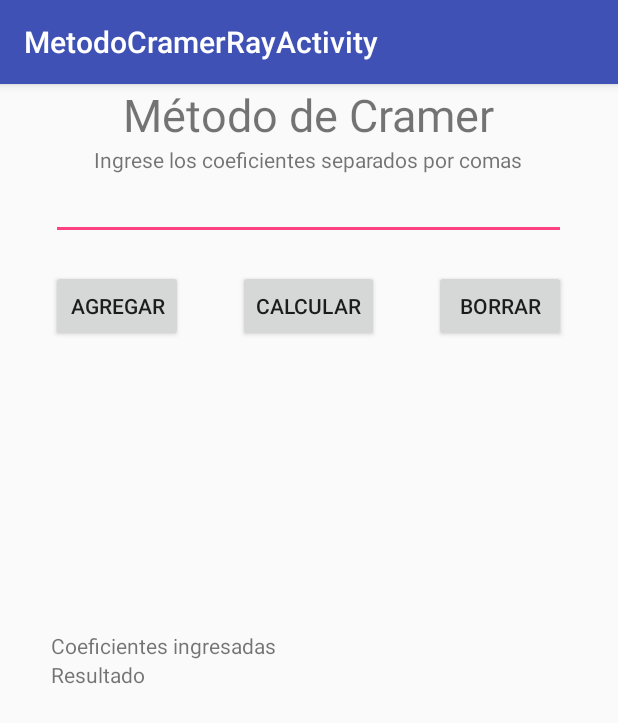
After one commit to Rayoco1997/Metnumapp, an Android app: the MetodoCramerRay screen opened directly, with no data from a screen before it, on a phone screen of 412 x 824 dp. The commit adds this screen. Shown: the top 723 px of the screen. Run offline under Robolectric (Android 15) with nearby library versions, the phone set to English and light mode, and no system bars.

Commit message:
Agregado método de cramer.

```diff
--- a/app/build.gradle
+++ b/app/build.gradle
@@ -22,6 +22,7 @@ dependencies {
     implementation fileTree(dir: 'libs', include: ['*.jar'])
     implementation 'com.android.support:appcompat-v7:26.1.0'
     implementation 'com.android.support.constraint:constraint-layout:1.0.2'
+    implementation 'com.android.support:design:26.1.0'
     testImplementation 'junit:junit:4.12'
     androidTestImplementation 'com.android.support.test:runner:1.0.1'
     androidTestImplementation 'com.android.support.test.espresso:espresso-core:3.0.1'
--- a/app/src/main/AndroidManifest.xml
+++ b/app/src/main/AndroidManifest.xml
@@ -9,7 +9,7 @@
         android:roundIcon="@mipmap/ic_launcher_round"
         android:supportsRtl="true"
         android:theme="@style/AppTheme">
-        <activity android:name=".MainActivity"/>
+        <activity android:name=".MainActivity" />
         <activity android:name=".Splash">
             <intent-filter>
                 <action android:name="android.intent.action.MAIN" />
@@ -17,6 +17,10 @@
                 <category android:name="android.intent.category.LAUNCHER" />
             </intent-filter>
         </activity>
+        <activity
+            android:name=".MetodoCramerRay"
+            android:label="@string/title_activity_metodo_cramer_ray"
+            android:theme="@style/AppTheme.NoActionBar"></activity>
     </application>
 
 </manifest>
--- a/app/src/main/java/mx/rrc/metnumapp/MainActivity.java
+++ b/app/src/main/java/mx/rrc/metnumapp/MainActivity.java
@@ -1,5 +1,6 @@
 package mx.rrc.metnumapp;
 
+import android.content.Intent;
 import android.support.v7.app.AppCompatActivity;
 import android.os.Bundle;
 import android.view.View;
@@ -8,6 +9,7 @@ import android.widget.ImageView;
 public class MainActivity extends AppCompatActivity {
 //Probando el primer commit
     ImageView metodo1rodrigo;
+    ImageView metodoCramerRay;
 
     @Override
     protected void onCreate(Bundle savedInstanceState) {
@@ -34,4 +36,8 @@ public class MainActivity extends AppCompatActivity {
 
 
     }
+    public void intentCramer(View view){
+        Intent intent = new Intent(this, MetodoCramerRay.class);
+        startActivity(intent);
+    }
 }
--- /dev/null
+++ b/app/src/main/res/layout/activity_metodo_cramer_ray.xml
@@ -0,0 +1,25 @@
+<?xml version="1.0" encoding="utf-8"?>
+<android.support.design.widget.CoordinatorLayout xmlns:android="http://schemas.android.com/apk/res/android"
+    xmlns:app="http://schemas.android.com/apk/res-auto"
+    xmlns:tools="http://schemas.android.com/tools"
+    android:layout_width="match_parent"
+    android:layout_height="match_parent"
+    tools:context="mx.rrc.metnumapp.MetodoCramerRay">
+
+    <android.support.design.widget.AppBarLayout
+        android:layout_width="match_parent"
+        android:layout_height="wrap_content"
+        android:theme="@style/AppTheme.AppBarOverlay">
+
+        <android.support.v7.widget.Toolbar
+            android:id="@+id/toolbar"
+            android:layout_width="match_parent"
+            android:layout_height="?attr/actionBarSize"
+            android:background="?attr/colorPrimary"
+            app:popupTheme="@style/AppTheme.PopupOverlay" />
+
+    </android.support.design.widget.AppBarLayout>
+
+    <include layout="@layout/content_metodo_cramer_ray" />
+
+</android.support.design.widget.CoordinatorLayout>
--- /dev/null
+++ b/app/src/main/res/layout/content_metodo_cramer_ray.xml
@@ -0,0 +1,158 @@
+<?xml version="1.0" encoding="utf-8"?>
+<android.support.constraint.ConstraintLayout xmlns:android="http://schemas.android.com/apk/res/android"
+    xmlns:app="http://schemas.android.com/apk/res-auto"
+    xmlns:tools="http://schemas.android.com/tools"
+    android:layout_width="match_parent"
+    android:layout_height="match_parent"
+    app:layout_behavior="@string/appbar_scrolling_view_behavior"
+    tools:context="mx.rrc.metnumapp.MetodoCramerRay"
+    tools:showIn="@layout/activity_metodo_cramer_ray">
+
+    <RelativeLayout
+        android:layout_width="match_parent"
+        android:layout_height="match_parent"
+        tools:layout_editor_absoluteX="0dp"
+        tools:layout_editor_absoluteY="86dp">
+
+        <Button
+            android:id="@+id/Calcular"
+            android:layout_width="wrap_content"
+            android:layout_height="wrap_content"
+            android:layout_alignBaseline="@+id/Agregar"
+            android:layout_alignBottom="@+id/Agregar"
+            android:layout_centerHorizontal="true"
+            android:text="Calcular"
+            tools:layout_editor_absoluteX="145dp"
+            tools:layout_editor_absoluteY="140dp" />
+
+        <Button
+            android:id="@+id/Agregar"
+            android:layout_width="wrap_content"
+            android:layout_height="wrap_content"
+            android:layout_alignLeft="@+id/Faltantes"
+            android:layout_alignStart="@+id/Faltantes"
+            android:layout_below="@+id/Faltantes"
+            android:text="Agregar"
+            tools:layout_editor_absoluteX="16dp"
+            tools:layout_editor_absoluteY="140dp" />
+
+        <TextView
+            android:id="@+id/textView2"
+            android:layout_width="wrap_content"
+            android:layout_height="wrap_content"
+            android:layout_below="@+id/textView"
+            android:layout_centerHorizontal="true"
+            android:text="Ingrese los coeficientes separados por comas"
+            tools:layout_editor_absoluteX="16dp"
+            tools:layout_editor_absoluteY="61dp" />
+
+        <TextView
+            android:id="@+id/Faltantes"
+            android:layout_width="333dp"
+            android:layout_height="20dp"
+            android:layout_alignEnd="@+id/Valores"
+            android:layout_alignLeft="@+id/Valores"
+            android:layout_alignRight="@+id/Valores"
+            android:layout_alignStart="@+id/Valores"
+            android:layout_below="@+id/Valores"
+            tools:layout_editor_absoluteX="24dp"
+            tools:layout_editor_absoluteY="121dp" />
+
+        <EditText
+            android:id="@+id/Valores"
+            android:layout_width="343dp"
+            android:layout_height="44dp"
+            android:layout_below="@+id/textView2"
+            android:layout_centerHorizontal="true"
+            android:ems="10"
+            android:inputType="textPersonName"
+            tools:layout_editor_absoluteX="13dp"
+            tools:layout_editor_absoluteY="83dp" />
+
+        <Button
+            android:id="@+id/Borrar"
+            android:layout_width="wrap_content"
+            android:layout_height="wrap_content"
+            android:layout_alignBaseline="@+id/Calcular"
+            android:layout_alignBottom="@+id/Calcular"
+            android:layout_alignEnd="@+id/Valores"
+            android:layout_alignRight="@+id/Valores"
+            android:text="Borrar"
+            tools:layout_editor_absoluteX="280dp"
+            tools:layout_editor_absoluteY="140dp" />
+
+        <TextView
+            android:id="@+id/textView"
+            android:layout_width="wrap_content"
+            android:layout_height="wrap_content"
+            android:layout_alignParentTop="true"
+            android:layout_centerHorizontal="true"
+            android:text="Método de Cramer"
+            android:textSize="30sp"
+            tools:layout_editor_absoluteX="16dp"
+            tools:layout_editor_absoluteY="16dp" />
+
+        <TextView
+            android:id="@+id/textView5"
+            android:layout_width="wrap_content"
+            android:layout_height="wrap_content"
+            android:layout_alignLeft="@+id/PuntosScroll"
+            android:layout_alignStart="@+id/PuntosScroll"
+            android:layout_below="@+id/PuntosScroll"
+            android:text="Resultado"
+            tools:layout_editor_absoluteX="8dp"
+            tools:layout_editor_absoluteY="351dp" />
+
+        <TextView
+            android:id="@+id/textView3"
+            android:layout_width="wrap_content"
+            android:layout_height="wrap_content"
+            android:layout_above="@+id/PuntosScroll"
+            android:layout_alignLeft="@+id/Agregar"
+            android:layout_alignStart="@+id/Agregar"
+            android:text="Coeficientes ingresadas"
+            tools:layout_editor_absoluteX="16dp"
+            tools:layout_editor_absoluteY="206dp" />
+
+        <android.support.constraint.ConstraintLayout
+            android:id="@+id/PuntosScroll"
+            android:layout_width="wrap_content"
+            android:layout_height="wrap_content"
+            android:layout_alignLeft="@+id/textView3"
+            android:layout_alignStart="@+id/textView3"
+            android:layout_centerVertical="true">
+
+            <TextView
+                android:id="@+id/Puntos"
+                android:layout_width="345dp"
+                android:layout_height="98dp"
+                android:layout_above="@+id/textView5"
+                android:layout_alignLeft="@+id/PuntosScroll"
+                android:layout_alignStart="@+id/PuntosScroll"
+                app:layout_constraintBottom_toTopOf="parent"
+                app:layout_constraintEnd_toEndOf="parent"
+                app:layout_constraintHorizontal_bias="0.5"
+                app:layout_constraintStart_toStartOf="parent" />
+        </android.support.constraint.ConstraintLayout>
+
+        <android.support.constraint.ConstraintLayout
+            android:id="@+id/ResultadosScroll"
+            android:layout_width="wrap_content"
+            android:layout_height="wrap_content"
+            android:layout_alignEnd="@+id/PuntosScroll"
+            android:layout_alignLeft="@+id/textView5"
+            android:layout_alignRight="@+id/PuntosScroll"
+            android:layout_alignStart="@+id/textView5"
+            android:layout_below="@+id/textView5">
+
+            <TextView
+                android:id="@+id/Resultados"
+                android:layout_width="346dp"
+                android:layout_height="124dp"
+                tools:layout_editor_absoluteX="0dp"
+                tools:layout_editor_absoluteY="0dp" />
+        </android.support.constraint.ConstraintLayout>
+
+    </RelativeLayout>
+
+</android.support.constraint.ConstraintLayout>
--- a/app/src/main/res/values/strings.xml
+++ b/app/src/main/res/values/strings.xml
@@ -1,4 +1,6 @@
 <resources>
     <string name="app_name">Metnumapp</string>
     <string name="Prueba">hola Mundo</string>
+    <string name="title_activity_metodo_cramer_ray">MetodoCramerRayActivity</string>
+    <string name="action_settings">Settings</string>
 </resources>
--- a/app/src/main/res/values/styles.xml
+++ b/app/src/main/res/values/styles.xml
@@ -8,4 +8,13 @@
         <item name="colorAccent">@color/colorAccent</item>
     </style>
 
+    <style name="AppTheme.NoActionBar">
+        <item name="windowActionBar">false</item>
+        <item name="windowNoTitle">true</item>
+    </style>
+
+    <style name="AppTheme.AppBarOverlay" parent="ThemeOverlay.AppCompat.Dark.ActionBar" />
+
+    <style name="AppTheme.PopupOverlay" parent="ThemeOverlay.AppCompat.Light" />
+
 </resources>
--- a/build.gradle
+++ b/build.gradle
@@ -7,7 +7,7 @@ buildscript {
         jcenter()
     }
     dependencies {
-        classpath 'com.android.tools.build:gradle:3.0.0'
+        classpath 'com.android.tools.build:gradle:3.0.1'
 
 
         // NOTE: Do not place your application dependencies here; they belong
```
Also changed, not shown: app/src/main/java/mx/rrc/metnumapp/MetodoCramerRay.java (added, +229 -0 lines), app/src/main/res/layout/activity_main.xml (+6 -3 lines).
